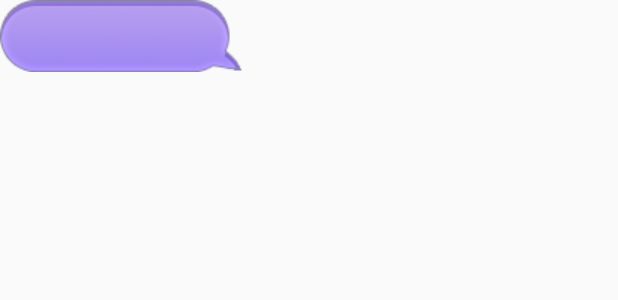
After one commit to youzeFix/Desktopet, an Android app: the layout pet_message_window.xml on its own in the app's theme, with its tools: preview values and no code run, on a phone screen of 412 x 824 dp. The commit adds this screen. Shown: the top 300 px of the screen. Run offline under Robolectric (Android 15) with nearby library versions, the phone set to English and light mode, and no system bars.

Commit message:
develop commit

```diff
--- /dev/null
+++ b/app/src/main/res/layout/pet_message_window.xml
@@ -0,0 +1,18 @@
+<?xml version="1.0" encoding="utf-8"?>
+<LinearLayout xmlns:android="http://schemas.android.com/apk/res/android"
+    android:orientation="vertical"
+    android:layout_width="162dp"
+    android:layout_height="48dp">
+    <RelativeLayout
+        android:layout_width="match_parent"
+        android:layout_height="match_parent"
+        android:background="@drawable/msg_window_bg">
+        <TextView
+            android:id="@+id/msg_textview"
+            android:layout_width="match_parent"
+            android:layout_height="match_parent"
+            android:gravity="center"
+            android:textColor="#ffffff" />
+    </RelativeLayout>
+
+</LinearLayout>
```
Also changed, not shown: app/src/main/java/cn/xd/desktopet/activity/MainActivity.java (+12 -0 lines), app/src/main/java/cn/xd/desktopet/util/MyWindowManager.java (+15 -1 lines), app/src/main/java/cn/xd/desktopet/view/PetMessageWindow.java (added, +92 -0 lines), app/src/main/res/drawable/msg_window_bg.png (added).
